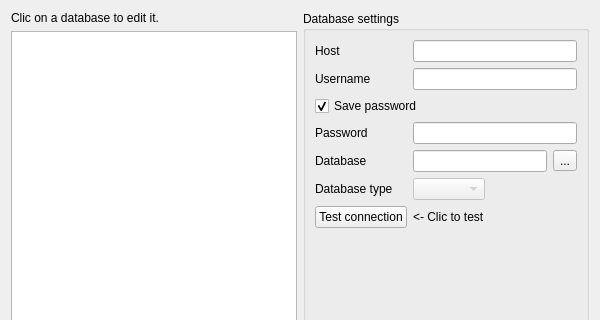
Old version of the form src/dialogs/dbdialog.ui in the repository FrenchDilettante/dbmaster; both pictures show x 0 to 600 and y 0 to 320 of the 600 by 568 pixel window.
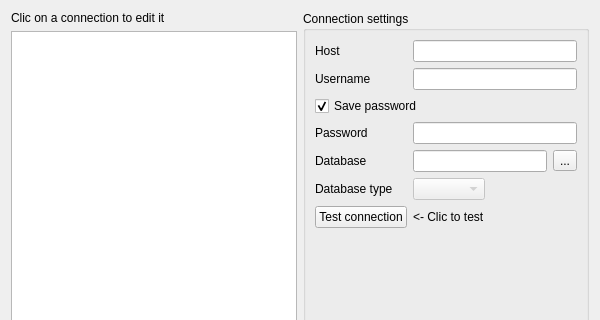
New version of the form. Icons and pictures are not drawn. Custom widgets are drawn as their Qt base class.

What changed in the file:
```diff
--- a/src/dialogs/dbdialog.ui
+++ b/src/dialogs/dbdialog.ui
@@ -23,7 +23,7 @@
    <item row="0" column="0">
     <widget class="QLabel" name="label_11">
      <property name="text">
-      <string>Clic on a database to edit it.</string>
+      <string>Clic on a connection to edit it</string>
      </property>
      <property name="wordWrap">
       <bool>true</bool>
@@ -33,7 +33,7 @@
    <item row="0" column="1" rowspan="3">
     <widget class="QGroupBox" name="groupBox">
      <property name="title">
-      <string>Database settings</string>
+      <string>Connection settings</string>
      </property>
      <layout class="QFormLayout" name="formLayout_2">
       <property name="fieldGrowthPolicy">
```
